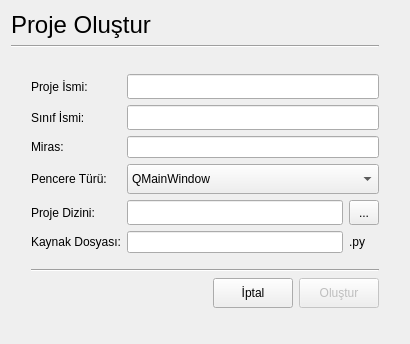
Before: the Qt Designer form Alpha/unix-posix/ui/createproject.ui in MatiasNAmendola/Hammer-IDE, drawn with Qt 5.
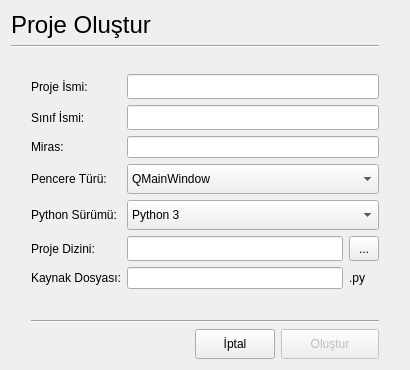
After: the same form once the commit is applied.

```diff
--- a/Alpha/unix-posix/ui/createproject.ui
+++ b/Alpha/unix-posix/ui/createproject.ui
@@ -7,7 +7,7 @@
     <x>0</x>
     <y>0</y>
     <width>410</width>
-    <height>344</height>
+    <height>370</height>
    </rect>
   </property>
   <property name="minimumSize">
@@ -19,7 +19,7 @@
   <property name="maximumSize">
    <size>
     <width>410</width>
-    <height>344</height>
+    <height>370</height>
    </size>
   </property>
   <property name="windowTitle">
@@ -109,66 +109,7 @@
    </item>
    <item row="4" column="0" colspan="2">
     <layout class="QGridLayout" name="gridLayout">
-     <item row="8" column="1" colspan="6">
-      <widget class="Line" name="line_2">
-       <property name="orientation">
-        <enum>Qt::Horizontal</enum>
-       </property>
-      </widget>
-     </item>
-     <item row="7" column="2">
-      <spacer name="verticalSpacer">
-       <property name="orientation">
-        <enum>Qt::Vertical</enum>
-       </property>
-       <property name="sizeType">
-        <enum>QSizePolicy::Minimum</enum>
-       </property>
-       <property name="sizeHint" stdset="0">
-        <size>
-         <width>20</width>
-         <height>10</height>
-        </size>
-       </property>
-      </spacer>
-     </item>
-     <item row="0" column="1">
-      <widget class="QLabel" name="lbl1">
-       <property name="styleSheet">
-        <string notr="true"/>
-       </property>
-       <property name="text">
-        <string>Proje İsmi:</string>
-       </property>
-      </widget>
-     </item>
-     <item row="6" column="2" colspan="4">
-      <widget class="QLineEdit" name="sourceL"/>
-     </item>
-     <item row="9" column="0">
-      <spacer name="horizontalSpacer">
-       <property name="orientation">
-        <enum>Qt::Horizontal</enum>
-       </property>
-       <property name="sizeType">
-        <enum>QSizePolicy::Maximum</enum>
-       </property>
-       <property name="sizeHint" stdset="0">
-        <size>
-         <width>20</width>
-         <height>20</height>
-        </size>
-       </property>
-      </spacer>
-     </item>
-     <item row="4" column="1">
-      <widget class="QLabel" name="lbl3">
-       <property name="text">
-        <string>Pencere Türü:</string>
-       </property>
-      </widget>
-     </item>
-     <item row="5" column="6">
+     <item row="6" column="5">
       <widget class="QToolButton" name="dirB">
        <property name="minimumSize">
         <size>
@@ -181,7 +122,30 @@
        </property>
       </widget>
      </item>
-     <item row="6" column="1">
+     <item row="2" column="2" colspan="4">
+      <widget class="QLineEdit" name="classL">
+       <property name="minimumSize">
+        <size>
+         <width>0</width>
+         <height>25</height>
+        </size>
+       </property>
+       <property name="maxLength">
+        <number>18</number>
+       </property>
+      </widget>
+     </item>
+     <item row="6" column="2" colspan="3">
+      <widget class="QLineEdit" name="dirL">
+       <property name="minimumSize">
+        <size>
+         <width>0</width>
+         <height>25</height>
+        </size>
+       </property>
+      </widget>
+     </item>
+     <item row="8" column="1">
       <widget class="QLabel" name="lbl5">
        <property name="styleSheet">
         <string notr="true"/>
@@ -191,36 +155,29 @@
        </property>
       </widget>
      </item>
-     <item row="5" column="2" colspan="4">
-      <widget class="QLineEdit" name="dirL">
-       <property name="minimumSize">
-        <size>
-         <width>0</width>
-         <height>25</height>
-        </size>
-       </property>
-      </widget>
+     <item row="8" column="2" colspan="3">
+      <widget class="QLineEdit" name="sourceL"/>
      </item>
-     <item row="2" column="2" colspan="5">
-      <widget class="QLineEdit" name="classL">
-       <property name="minimumSize">
+     <item row="11" column="0">
+      <spacer name="horizontalSpacer">
+       <property name="orientation">
+        <enum>Qt::Horizontal</enum>
+       </property>
+       <property name="sizeType">
+        <enum>QSizePolicy::Maximum</enum>
+       </property>
+       <property name="sizeHint" stdset="0">
         <size>
-         <width>0</width>
-         <height>25</height>
+         <width>20</width>
+         <height>20</height>
         </size>
        </property>
-       <property name="maxLength">
-        <number>18</number>
-       </property>
-      </widget>
+      </spacer>
      </item>
-     <item row="5" column="1">
-      <widget class="QLabel" name="lbl4">
-       <property name="styleSheet">
-        <string notr="true"/>
-       </property>
-       <property name="text">
-        <string>Proje Dizini:</string>
+     <item row="10" column="1" colspan="5">
+      <widget class="Line" name="line_2">
+       <property name="orientation">
+        <enum>Qt::Horizontal</enum>
        </property>
       </widget>
      </item>
@@ -231,7 +188,7 @@
        </property>
       </widget>
      </item>
-     <item row="0" column="2" colspan="5">
+     <item row="0" column="2" colspan="4">
       <widget class="QLineEdit" name="nameL">
        <property name="minimumSize">
         <size>
@@ -244,7 +201,57 @@
        </property>
       </widget>
      </item>
-     <item row="4" column="2" colspan="5">
+     <item row="6" column="1">
+      <widget class="QLabel" name="lbl4">
+       <property name="styleSheet">
+        <string notr="true"/>
+       </property>
+       <property name="text">
+        <string>Proje Dizini:</string>
+       </property>
+      </widget>
+     </item>
+     <item row="4" column="1">
+      <widget class="QLabel" name="lbl3">
+       <property name="text">
+        <string>Pencere Türü:</string>
+       </property>
+      </widget>
+     </item>
+     <item row="9" column="2">
+      <spacer name="verticalSpacer">
+       <property name="orientation">
+        <enum>Qt::Vertical</enum>
+       </property>
+       <property name="sizeType">
+        <enum>QSizePolicy::Maximum</enum>
+       </property>
+       <property name="sizeHint" stdset="0">
+        <size>
+         <width>20</width>
+         <height>150</height>
+        </size>
+       </property>
+      </spacer>
+     </item>
+     <item row="0" column="1">
+      <widget class="QLabel" name="lbl1">
+       <property name="styleSheet">
+        <string notr="true"/>
+       </property>
+       <property name="text">
+        <string>Proje İsmi:</string>
+       </property>
+      </widget>
+     </item>
+     <item row="8" column="5">
+      <widget class="QLabel" name="label_5">
+       <property name="text">
+        <string>.py</string>
+       </property>
+      </widget>
+     </item>
+     <item row="4" column="2" colspan="4">
       <widget class="QComboBox" name="wtBox">
        <property name="minimumSize">
         <size>
@@ -269,13 +276,6 @@
        </item>
       </widget>
      </item>
-     <item row="6" column="6">
-      <widget class="QLabel" name="label_5">
-       <property name="text">
-        <string>.py</string>
-       </property>
-      </widget>
-     </item>
      <item row="3" column="1">
       <widget class="QLabel" name="lbl2_2">
        <property name="text">
@@ -283,10 +283,7 @@
        </property>
       </widget>
      </item>
-     <item row="3" column="2" colspan="5">
-      <widget class="QLineEdit" name="instL"/>
-     </item>
-     <item row="9" column="5" colspan="2">
+     <item row="11" column="4" colspan="2">
       <widget class="QPushButton" name="createB">
        <property name="enabled">
         <bool>false</bool>
@@ -302,7 +299,10 @@
        </property>
       </widget>
      </item>
-     <item row="9" column="4">
+     <item row="3" column="2" colspan="4">
+      <widget class="QLineEdit" name="instL"/>
+     </item>
+     <item row="11" column="3">
       <widget class="QPushButton" name="cancelB">
        <property name="minimumSize">
         <size>
@@ -315,6 +315,33 @@
        </property>
       </widget>
      </item>
+     <item row="5" column="1">
+      <widget class="QLabel" name="label">
+       <property name="text">
+        <string>Python Sürümü:</string>
+       </property>
+      </widget>
+     </item>
+     <item row="5" column="2" colspan="4">
+      <widget class="QComboBox" name="versionB">
+       <property name="minimumSize">
+        <size>
+         <width>0</width>
+         <height>30</height>
+        </size>
+       </property>
+       <item>
+        <property name="text">
+         <string>Python 3</string>
+        </property>
+       </item>
+       <item>
+        <property name="text">
+         <string>Python 2</string>
+        </property>
+       </item>
+      </widget>
+     </item>
     </layout>
    </item>
   </layout>
```
Left out of the diff: 19 changed lines with no effect on the pictures.
